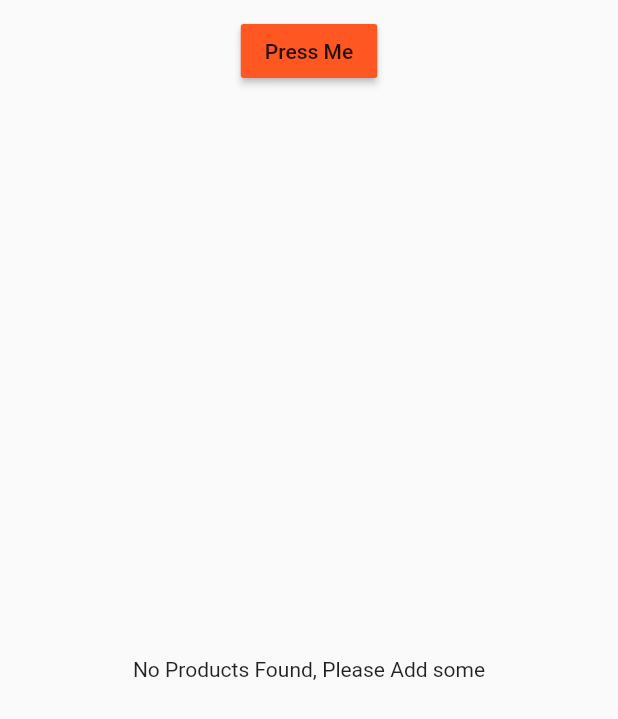
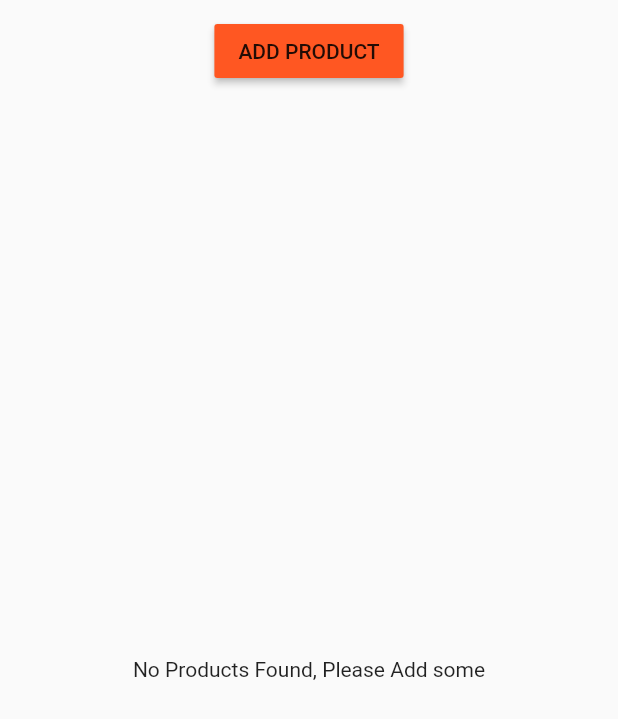
Before and after one commit to co-rama/flutter-content, a Flutter app: the ProductManager widget shown alone on an empty page, opened directly, on a phone screen of 412 x 824 dp. Shown: the top 719 px of the screen. Run offline on Flutter 3.47's test engine with Material 2 defaults, Android fonts, the phone set to English and light mode, and no system bars.

Commit message:
Add products basic navigations

```diff
--- a/lib/product_controls.dart
+++ b/lib/product_controls.dart
@@ -8,8 +8,8 @@ class ProductControls extends StatelessWidget {
     return RaisedButton(
         color: Theme.of(context).primaryColor,
         onPressed: () {
-          addProduct('Sweets');
+          addProduct({'title': 'Chocolate', 'image': 'assets/xmass.jpg'});
         },
-        child: Text('Press Me'),);
+        child: Text('ADD PRODUCT'),);
   }
 }
--- a/lib/products_manager.dart
+++ b/lib/products_manager.dart
@@ -4,7 +4,7 @@ import './products.dart';
 import './product_controls.dart';
 
 class ProductManager extends StatefulWidget {
-  final String startingProduct;
+  final Map<String, dynamic> startingProduct;
   ProductManager({this.startingProduct});
   @override
   State<StatefulWidget> createState() {
@@ -13,18 +13,24 @@ class ProductManager extends StatefulWidget {
 }
 
 class _ProductManager extends State<ProductManager> {
-  List<String> _products = [];
+  List<Map<String, dynamic>> _products = [];
   @override
   void initState() {
-    if(widget.startingProduct != null){
+    if (widget.startingProduct != null) {
       _products.add(widget.startingProduct);
     }
     super.initState();
   }
 
-  void _addProduct(String product) {
+  void _addProduct(Map<String, dynamic> product) {
     setState(() {
       _products.add(product);
+    });
+  }
+
+  void _deleteProduct(int index) {
+    setState(() {
+      _products.removeAt(index);
     });
   }
 
@@ -35,8 +41,7 @@ class _ProductManager extends State<ProductManager> {
         margin: EdgeInsets.all(10.0),
         child: ProductControls(_addProduct),
       ),
-      Expanded(
-        child: Products(_products))
+      Expanded(child: Products(_products, deleteProduct: _deleteProduct))
     ]);
   }
 }
```
Also changed, not shown: lib/main.dart (+2 -8 lines), lib/products.dart (+25 -4 lines).
